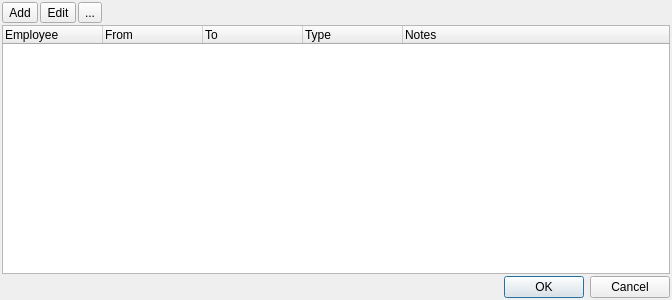
Before: the Qt Designer form b6p/dlgempleadoslicenciasplanificacion.ui in diegowald/b6p, drawn with Qt 5.
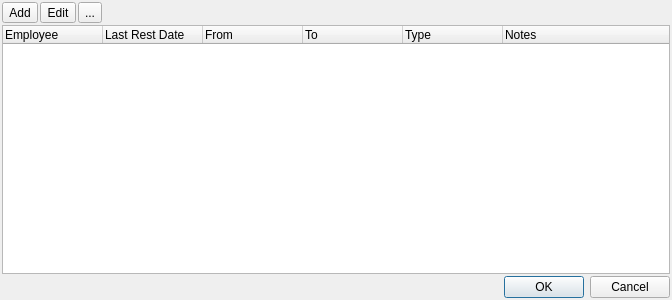
After: the same form once the commit is applied. Icons and pictures are not drawn.

Commit message: Implemented: Time in one lineedit. Added RestType and Logging Level to Parametros. Added column with lastRest on planification rest window.

Patch:
```diff
--- a/b6p/dlgempleadoslicenciasplanificacion.ui
+++ b/b6p/dlgempleadoslicenciasplanificacion.ui
@@ -111,6 +111,11 @@
        <string>Employee</string>
       </property>
      </column>
+     <column>
+      <property name="text">
+       <string>Last Rest Date</string>
+      </property>
+     </column>
      <column>
       <property name="text">
        <string>From</string>
```
The commit also changes 14 other files.
